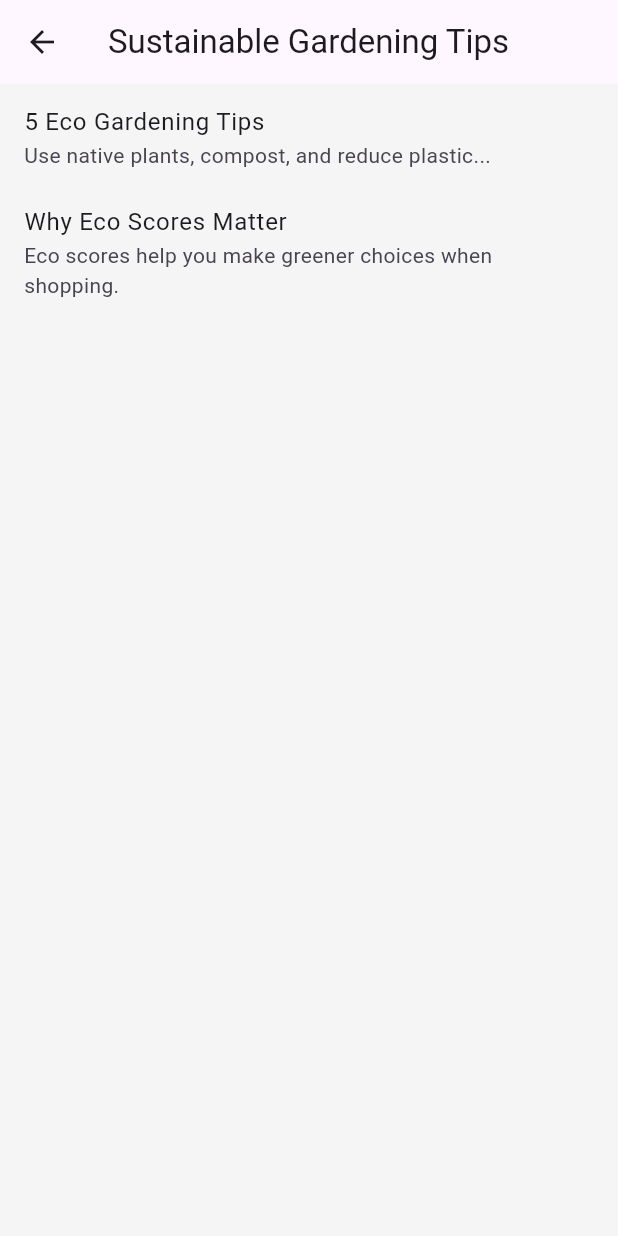
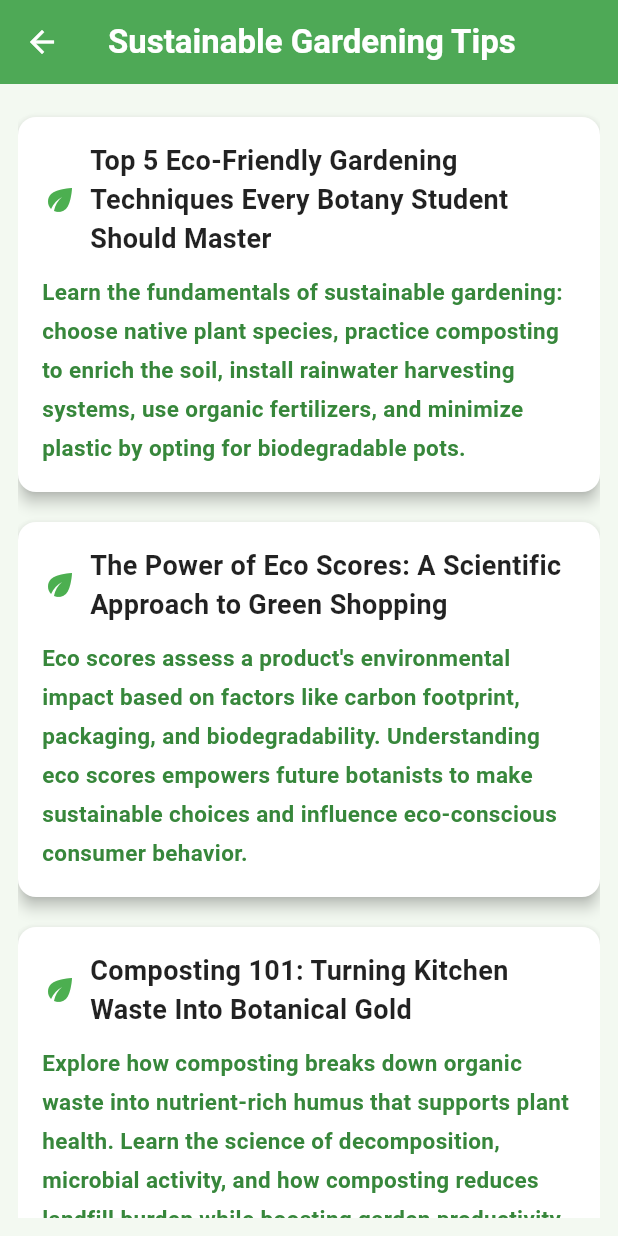
Before and after one commit to pietaa8/eco-bloom-app, a Flutter app: the BlogPage screen opened directly, on a phone screen of 412 x 824 dp. Run offline on Flutter 3.47's test engine with Material 3 defaults, Android fonts, the phone set to English and light mode, and no system bars.

Commit message:
blog page edited

```diff
--- a/lib/data/product_data.dart
+++ b/lib/data/product_data.dart
@@ -11,14 +11,6 @@
         'Sustainable bamboo handle trowel and spade for eco gardening.',
   ),
   Product(
-    id: 'p2',
-    name: 'Indoor Compost Bin',
-    image: 'assets/images/compost_bin.jpg',
-    price: 24.99,
-    ecoScore: 10,
-    description: 'Odor-free indoor compost bin with biodegradable liners.',
-  ),
-  Product(
     id: 'p3',
     name: 'Rainwater Barrel',
     image: 'assets/images/rain_barrel.jpg',
@@ -26,6 +18,14 @@
     ecoScore: 8,
     description:
         'Collect and reuse rainwater with this durable recycled plastic barrel.',
+  ),
+  Product(
+    id: 'p6',
+    name: 'Neem Oil Spray',
+    image: 'assets/images/neem_spray.jpg',
+    price: 11.99,
+    ecoScore: 9,
+    description: 'Organic pest control solution safe for pets and plants.',
   ),
   Product(
     id: 'p4',
@@ -44,14 +44,6 @@
     description: 'Breathable grow bags made from 100% recycled PET bottles.',
   ),
   Product(
-    id: 'p6',
-    name: 'Neem Oil Spray',
-    image: 'assets/images/neem_spray.jpg',
-    price: 11.99,
-    ecoScore: 9,
-    description: 'Organic pest control solution safe for pets and plants.',
-  ),
-  Product(
     id: 'p7',
     name: 'Drip Irrigation Kit',
     image: 'assets/images/drip_kit.jpg',
@@ -66,6 +58,14 @@
     price: 6.99,
     ecoScore: 9,
     description: 'Eco trays that break down naturally in soil after planting.',
+  ),
+  Product(
+    id: 'p2',
+    name: 'Indoor Compost Bin',
+    image: 'assets/images/compost_bin.jpg',
+    price: 24.99,
+    ecoScore: 10,
+    description: 'Odor-free indoor compost bin with biodegradable liners.',
   ),
   Product(
     id: 'p9',
--- a/lib/pages/blog_page.dart
+++ b/lib/pages/blog_page.dart
@@ -3,30 +3,116 @@
 class BlogPage extends StatelessWidget {
   final List<Map<String, String>> blogPosts = [
     {
-      'title': '5 Eco Gardening Tips',
-      'content': 'Use native plants, compost, and reduce plastic...'
+      'title':
+          'Top 5 Eco-Friendly Gardening Techniques Every Botany Student Should Master',
+      'content':
+          'Learn the fundamentals of sustainable gardening: choose native plant species, practice composting to enrich the soil, install rainwater harvesting systems, use organic fertilizers, and minimize plastic by opting for biodegradable pots.'
     },
     {
-      'title': 'Why Eco Scores Matter',
-      'content': 'Eco scores help you make greener choices when shopping.'
+      'title':
+          'The Power of Eco Scores: A Scientific Approach to Green Shopping',
+      'content':
+          'Eco scores assess a product\'s environmental impact based on factors like carbon footprint, packaging, and biodegradability. Understanding eco scores empowers future botanists to make sustainable choices and influence eco-conscious consumer behavior.'
+    },
+    {
+      'title': 'Composting 101: Turning Kitchen Waste Into Botanical Gold',
+      'content':
+          'Explore how composting breaks down organic waste into nutrient-rich humus that supports plant health. Learn the science of decomposition, microbial activity, and how composting reduces landfill burden while boosting garden productivity.'
+    },
+    {
+      'title':
+          'Native vs Exotic Plants: Why Local Flora Matters More Than You Think',
+      'content':
+          'Delve into ecological relationships between native plants and local pollinators. Understand how using indigenous species conserves water, prevents invasive species spread, and restores natural biodiversity in your garden.'
+    },
+    {
+      'title':
+          'Rain Gardens: Sustainable Water Management Through Smart Landscaping',
+      'content':
+          'Discover how rain gardens help manage stormwater runoff, filter pollutants, and recharge groundwater. This eco-friendly landscaping practice is essential knowledge for environmentally conscious botanists and urban planners alike.'
     }
   ];
 
-  BlogPage({Key? key}) : super(key: key); // removed 'const'
+  BlogPage({Key? key}) : super(key: key);
 
   @override
   Widget build(BuildContext context) {
     return Scaffold(
-      appBar: AppBar(title: const Text('Sustainable Gardening Tips')),
-      body: ListView.builder(
-        itemCount: blogPosts.length,
-        itemBuilder: (context, index) {
-          return ListTile(
-            title: Text(blogPosts[index]['title']!),
-            subtitle: Text(blogPosts[index]['content']!),
-          );
-        },
+      backgroundColor: const Color(0xFFF3F9F1),
+      appBar: AppBar(
+        title: const Text(
+          'Sustainable Gardening Tips',
+          style: TextStyle(fontWeight: FontWeight.bold),
+        ),
+        backgroundColor: const Color(0xFF4CAF50),
+        foregroundColor: Colors.white,
+        elevation: 2,
+      ),
+      body: Padding(
+        padding: const EdgeInsets.all(12.0),
+        child: ListView.builder(
+          itemCount: blogPosts.length,
+          itemBuilder: (context, index) {
+            final post = blogPosts[index];
+            return BlogCard(title: post['title']!, content: post['content']!);
+          },
+        ),
       ),
     );
   }
 }
+
+class BlogCard extends StatelessWidget {
+  final String title;
+  final String content;
+
+  const BlogCard({
+    Key? key,
+    required this.title,
+    required this.content,
+  }) : super(key: key);
+
+  @override
+  Widget build(BuildContext context) {
+    return Card(
+      margin: const EdgeInsets.symmetric(vertical: 10),
+      elevation: 4,
+      shape: RoundedRectangleBorder(borderRadius: BorderRadius.circular(12)),
+      color: Colors.white,
+      child: Padding(
+        padding: const EdgeInsets.all(16.0),
+        child: Column(
+          crossAxisAlignment: CrossAxisAlignment.start,
+          children: [
+            Row(
+              children: [
+                const Icon(Icons.eco, color: Color(0xFF4CAF50)),
+                const SizedBox(width: 8),
+                Expanded(
+                  child: Text(
+                    title,
+                    style: const TextStyle(
+                      fontSize: 18,
+                      fontWeight: FontWeight.w600,
+                      color: Colors.black87,
+                    ),
+                  ),
+                ),
+              ],
+            ),
+            const SizedBox(height: 10),
+            Text(
+              content,
+              style: const TextStyle(
+                fontSize: 15,
+                color: Color.fromARGB(255, 55, 135, 59),
+                fontWeight: FontWeight.bold,
+                height: 1.7,
+              ),
+            ),
+          ],
+        ),
+      ),
+    );
+  }
+}
```
Also changed, not shown: lib/pages/home_page.dart (+52 -20 lines).
